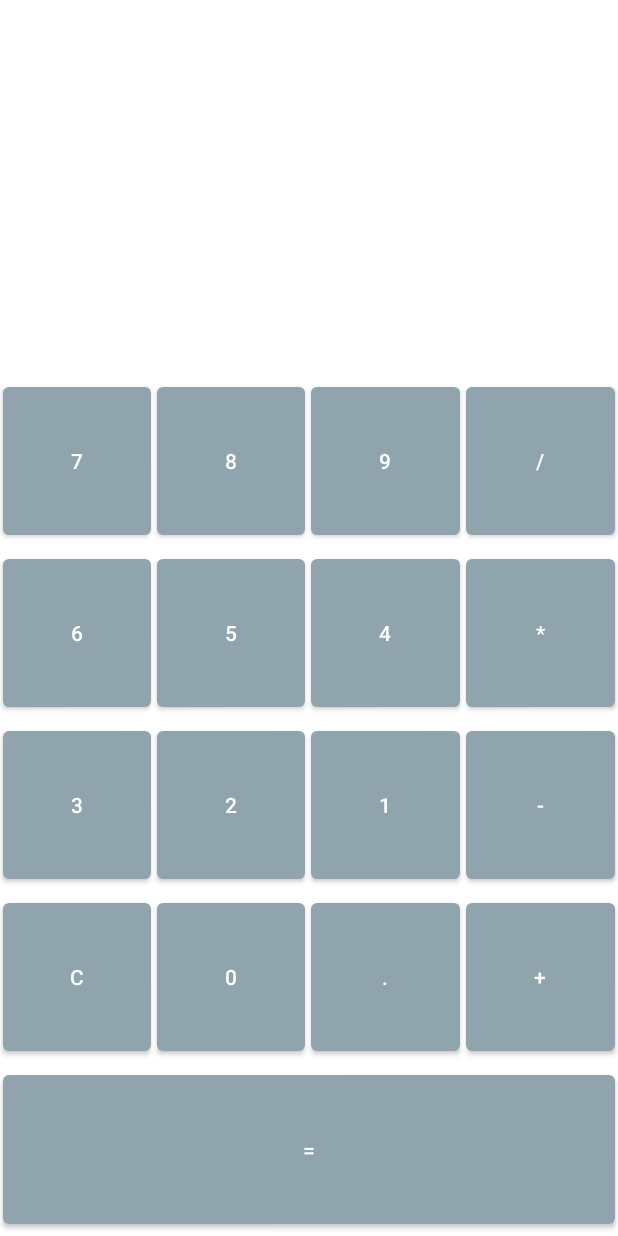
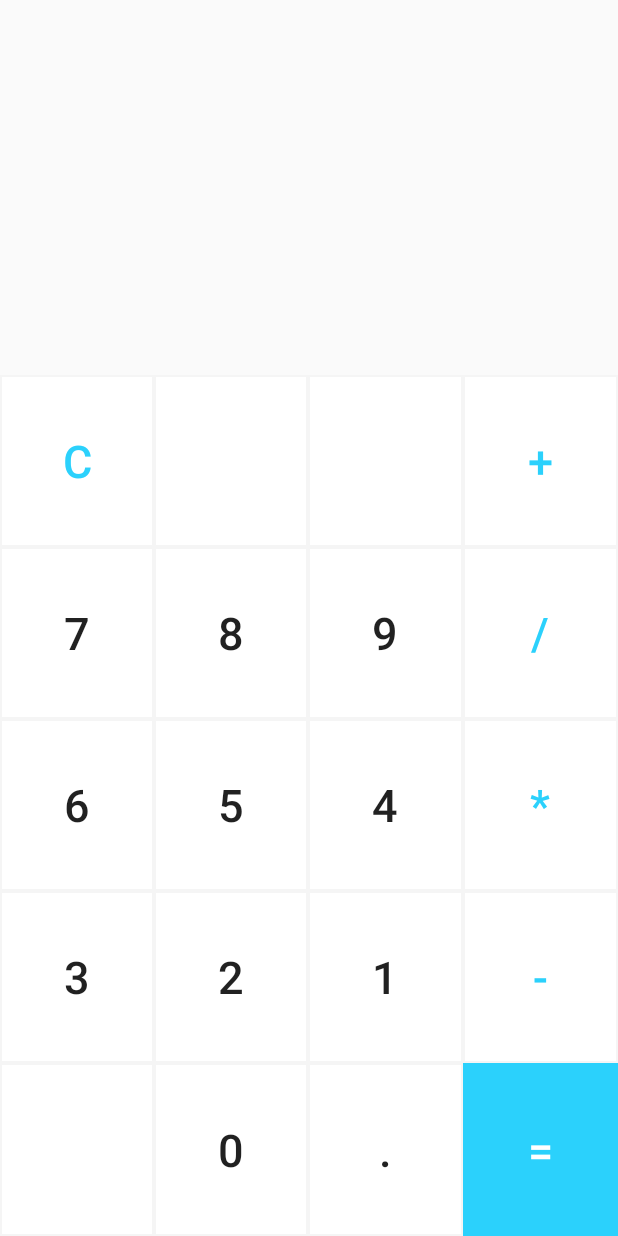
Before and after one commit to MadPotatos/Calculator, an Android app: the layout activity_main.xml on its own in the app's theme, with its tools: preview values and no code run, on a phone screen of 412 x 824 dp. Run offline under Robolectric (Android 15) with nearby library versions, the phone set to English and light mode, and no system bars.

Commit message:
UI changed

```diff
--- /dev/null
+++ b/app/src/main/res/drawable/btn_background.xml
@@ -0,0 +1,6 @@
+<?xml version="1.0" encoding="utf-8"?>
+<shape xmlns:android="http://schemas.android.com/apk/res/android">
+
+    <solid android:color="@color/white"/>
+    <stroke android:color="@color/light_grey" android:width="1dp"/>
+</shape>
--- a/app/src/main/res/layout/activity_main.xml
+++ b/app/src/main/res/layout/activity_main.xml
@@ -24,40 +24,89 @@
         android:orientation="horizontal"
         android:layout_weight="1">
         <Button
+            android:id="@+id/btnClear"
+            android:layout_width="0dp"
+            android:layout_height="match_parent"
+            android:layout_weight="1"
+            android:text="@string/c"
+            android:textSize="30sp"
+            android:textColor="@color/retro_blue"
+            android:background="@drawable/btn_background"
+            tools:ignore="UsingOnClickInXml" />
+        <Button
+            android:layout_width="0dp"
+            android:layout_height="match_parent"
+            android:layout_weight="1"
+            android:textSize="30sp"
+            android:textColor="@color/retro_blue"
+            android:background="@drawable/btn_background"
+            tools:ignore="UsingOnClickInXml" />
+
+        <Button
+            android:layout_width="0dp"
+            android:layout_height="match_parent"
+            android:layout_weight="1"
+            android:textSize="30sp"
+            android:textColor="@color/retro_blue"
+            android:background="@drawable/btn_background"
+            tools:ignore="UsingOnClickInXml" />
+        <Button
+            android:id="@+id/btnPlus"
+            android:layout_width="0dp"
+            android:layout_height="match_parent"
+            android:layout_weight="1"
+            android:onClick="onOperator"
+            android:text="@string/plus"
+            android:textSize="30sp"
+            android:textColor="@color/retro_blue"
+            android:background="@drawable/btn_background"
+            tools:ignore="UsingOnClickInXml" />
+    </LinearLayout>
+    <LinearLayout
+        android:layout_width="match_parent"
+        android:layout_height="wrap_content"
+        android:orientation="horizontal"
+        android:layout_weight="1">
+        <Button
             android:id="@+id/btnSeven"
             android:layout_width="0dp"
             android:layout_height="match_parent"
             android:layout_weight="1"
-            android:layout_margin="2dp"
             android:onClick="onDigit"
             android:text="@string/_7"
+            android:textSize="30sp"
+            android:background="@drawable/btn_background"
             tools:ignore="UsingOnClickInXml" />
         <Button
             android:id="@+id/btnEight"
             android:layout_width="0dp"
             android:layout_height="match_parent"
             android:layout_weight="1"
-            android:layout_margin="2dp"
             android:onClick="onDigit"
             android:text="@string/_8"
+            android:textSize="30sp"
+            android:background="@drawable/btn_background"
             tools:ignore="UsingOnClickInXml" />
         <Button
             android:id="@+id/btnNine"
             android:layout_width="0dp"
             android:layout_height="match_parent"
             android:layout_weight="1"
-            android:layout_margin="2dp"
             android:onClick="onDigit"
             android:text="@string/_9"
+            android:textSize="30sp"
+            android:background="@drawable/btn_background"
             tools:ignore="UsingOnClickInXml" />
         <Button
             android:id="@+id/btnDivide"
             android:layout_width="0dp"
             android:layout_height="match_parent"
             android:layout_weight="1"
-            android:layout_margin="2dp"
             android:onClick="onOperator"
             android:text="@string/divide"
+            android:textSize="30sp"
+            android:textColor="@color/retro_blue"
+            android:background="@drawable/btn_background"
             tools:ignore="UsingOnClickInXml" />
     </LinearLayout>
     <LinearLayout
@@ -70,36 +119,41 @@
             android:layout_width="0dp"
             android:layout_height="match_parent"
             android:layout_weight="1"
-            android:layout_margin="2dp"
             android:onClick="onDigit"
             android:text="@string/_6"
+            android:textSize="30sp"
+            android:background="@drawable/btn_background"
             tools:ignore="UsingOnClickInXml" />
         <Button
             android:id="@+id/btnFive"
             android:layout_width="0dp"
             android:layout_height="match_parent"
             android:layout_weight="1"
-            android:layout_margin="2dp"
             android:onClick="onDigit"
             android:text="@string/_5"
+            android:textSize="30sp"
+            android:background="@drawable/btn_background"
             tools:ignore="UsingOnClickInXml" />
         <Button
             android:id="@+id/btnFour"
             android:layout_width="0dp"
             android:layout_height="match_parent"
             android:layout_weight="1"
-            android:layout_margin="2dp"
             android:onClick="onDigit"
             android:text="@string/_4"
+            android:textSize="30sp"
+            android:background="@drawable/btn_background"
             tools:ignore="UsingOnClickInXml" />
         <Button
             android:id="@+id/btnMultiply"
             android:layout_width="0dp"
             android:layout_height="match_parent"
             android:layout_weight="1"
-            android:layout_margin="2dp"
             android:onClick="onOperator"
             android:text="@string/multiply"
+            android:textSize="30sp"
+            android:textColor="@color/retro_blue"
+            android:background="@drawable/btn_background"
             tools:ignore="UsingOnClickInXml" />
     </LinearLayout>
     <LinearLayout
@@ -112,36 +166,41 @@
             android:layout_width="0dp"
             android:layout_height="match_parent"
             android:layout_weight="1"
-            android:layout_margin="2dp"
             android:onClick="onDigit"
             android:text="@string/_3"
+            android:textSize="30sp"
+            android:background="@drawable/btn_background"
             tools:ignore="UsingOnClickInXml" />
         <Button
             android:id="@+id/btnTwo"
             android:layout_width="0dp"
             android:layout_height="match_parent"
             android:layout_weight="1"
-            android:layout_margin="2dp"
             android:onClick="onDigit"
             android:text="@string/_2"
+            android:textSize="30sp"
+            android:background="@drawable/btn_background"
             tools:ignore="UsingOnClickInXml" />
         <Button
             android:id="@+id/btnOne"
             android:layout_width="0dp"
             android:layout_height="match_parent"
             android:layout_weight="1"
-            android:layout_margin="2dp"
             android:onClick="onDigit"
             android:text="@string/_1"
+            android:textSize="30sp"
+            android:background="@drawable/btn_background"
             tools:ignore="UsingOnClickInXml" />
         <Button
             android:id="@+id/btnMinus"
             android:layout_width="0dp"
             android:layout_height="match_parent"
             android:layout_weight="1"
-            android:layout_margin="2dp"
             android:onClick="onOperator"
             android:text="@string/minus"
+            android:textSize="30sp"
+            android:textColor="@color/retro_blue"
+            android:background="@drawable/btn_background"
             tools:ignore="UsingOnClickInXml" />
     </LinearLayout>
     <LinearLayout
@@ -150,57 +209,46 @@
         android:orientation="horizontal"
         android:layout_weight="1">
         <Button
-            android:id="@+id/btnClear"
             android:layout_width="0dp"
             android:layout_height="match_parent"
             android:layout_weight="1"
-            android:layout_margin="2dp"
-            android:text="@string/c"
+            android:textSize="30sp"
+            android:textColor="@color/retro_blue"
+            android:background="@drawable/btn_background"
             tools:ignore="UsingOnClickInXml" />
         <Button
             android:id="@+id/btnZero"
             android:layout_width="0dp"
             android:layout_height="match_parent"
             android:layout_weight="1"
-            android:layout_margin="2dp"
             android:onClick="onDigit"
             android:text="@string/_0"
+            android:textSize="30sp"
+            android:background="@drawable/btn_background"
             tools:ignore="UsingOnClickInXml" />
         <Button
             android:id="@+id/btnDot"
             android:layout_width="0dp"
             android:layout_height="match_parent"
             android:layout_weight="1"
-            android:layout_margin="2dp"
             android:onClick="onDigit"
             android:text="@string/dot"
+            android:textSize="30sp"
+            android:background="@drawable/btn_background"
             tools:ignore="UsingOnClickInXml" />
-        <Button
-            android:id="@+id/btnPlus"
-            android:layout_width="0dp"
-            android:layout_height="match_parent"
-            android:layout_weight="1"
-            android:layout_margin="2dp"
-            android:onClick="onOperator"
-            android:text="@string/plus"
-            tools:ignore="UsingOnClickInXml" />
-    </LinearLayout>
-    <LinearLayout
-        android:layout_width="match_parent"
-        android:layout_height="wrap_content"
-        android:orientation="horizontal"
-        android:layout_weight="1">
-
         <Button
             android:id="@+id/btnEqual"
             android:layout_width="0dp"
             android:layout_height="match_parent"
             android:layout_weight="1"
-            android:layout_margin="2dp"
             android:onClick="onDigit"
             android:text="@string/equal"
+            android:background="@color/retro_blue"
+            android:textColor="@color/white"
+            android:textSize="30sp"
             tools:ignore="UsingOnClickInXml" />
     </LinearLayout>
 
 
+
 </LinearLayout>
--- a/app/src/main/res/values/colors.xml
+++ b/app/src/main/res/values/colors.xml
@@ -8,4 +8,6 @@
     <color name="black">#FF000000</color>
     <color name="white">#FFFFFFFF</color>
     <color name="grey">#90A4AE</color>
+    <color name="retro_blue">#2bd1fc</color>
+    <color name="light_grey">#f5f5f5</color>
 </resources>
--- a/app/src/main/res/values/strings.xml
+++ b/app/src/main/res/values/strings.xml
@@ -18,4 +18,6 @@
     <string name="plus">+</string>
     <string name="equal">=</string>
     <string name="dot">.</string>
+    <string name="_remain">%</string>
+
 </resources>
--- a/app/src/main/res/values/themes.xml
+++ b/app/src/main/res/values/themes.xml
@@ -1,9 +1,9 @@
 <resources xmlns:tools="http://schemas.android.com/tools">
     <!-- Base application theme. -->
-    <style name="Theme.Caculator" parent="Theme.MaterialComponents.DayNight.DarkActionBar">
+    <style name="Theme.Caculator" parent="Theme.AppCompat.Light">
         <!-- Primary brand color. -->
-        <item name="colorPrimary">@color/grey</item>
-        <item name="colorPrimaryVariant">@color/grey</item>
+        <item name="colorPrimary">@color/white</item>
+        <item name="colorPrimaryVariant">@color/retro_blue</item>
         <item name="colorOnPrimary">@color/white</item>
         <!-- Secondary brand color. -->
         <item name="colorSecondary">@color/teal_200</item>
```
Also changed, not shown: app/src/main/res/drawable-v24/backspace.png (added).
